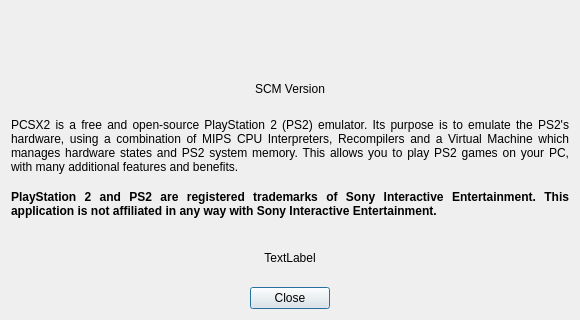
The window that pcsx2-qt/AboutDialog.ui (PenguinVRLab/PenguinScreen2) describes before a commit, drawn with Qt 5.
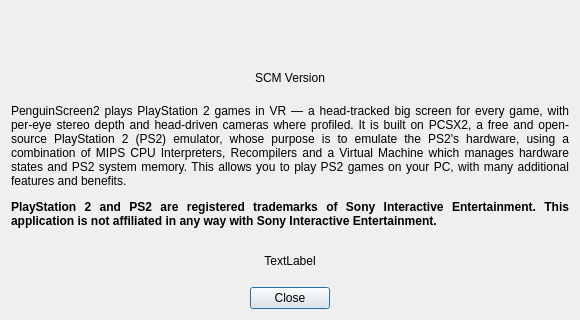
The same window after the commit. Icons and pictures are not drawn.

Commit message:
PenguinScreen2 1.0-rc2
The 1.0-rc2 source, in one commit on top of the two import layers below it
(the PCSX2 fork base and the vendored Khronos OpenXR SDK), so that the diff
against them shows what PenguinScreen2 changes in upstream PCSX2.
The release is tag v1.0-rc2.

```diff
--- a/pcsx2-qt/AboutDialog.ui
+++ b/pcsx2-qt/AboutDialog.ui
@@ -73,7 +73,7 @@
    <item>
     <widget class="QLabel" name="description">
      <property name="text">
-      <string>&lt;html&gt;&lt;head/&gt;&lt;body&gt;&lt;p&gt;PCSX2 is a free and open-source PlayStation 2 (PS2) emulator. Its purpose is to emulate the PS2's hardware, using a combination of MIPS CPU Interpreters, Recompilers and a Virtual Machine which manages hardware states and PS2 system memory. This allows you to play PS2 games on your PC, with many additional features and benefits.&lt;/p&gt;&lt;/body&gt;&lt;/html&gt;</string>
+      <string>&lt;html&gt;&lt;head/&gt;&lt;body&gt;&lt;p&gt;PenguinScreen2 plays PlayStation 2 games in VR — a head-tracked big screen for every game, with per-eye stereo depth and head-driven cameras where profiled. It is built on PCSX2, a free and open-source PlayStation 2 (PS2) emulator, whose purpose is to emulate the PS2's hardware, using a combination of MIPS CPU Interpreters, Recompilers and a Virtual Machine which manages hardware states and PS2 system memory. This allows you to play PS2 games on your PC, with many additional features and benefits.&lt;/p&gt;&lt;/body&gt;&lt;/html&gt;</string>
      </property>
      <property name="alignment">
       <set>Qt::AlignmentFlag::AlignJustify|Qt::AlignmentFlag::AlignVCenter</set>
```
Left out of the diff: 2 changed lines with no effect on the pictures. The commit also changes 1123 other files.
